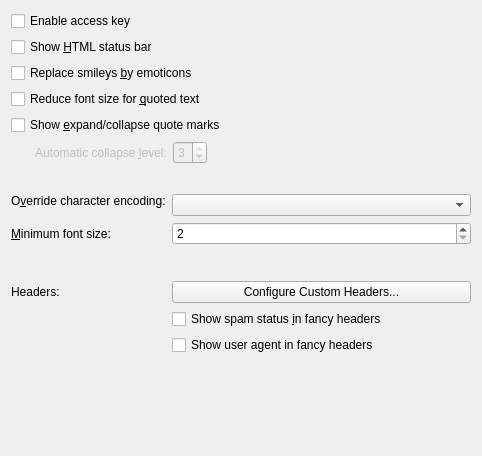
Old version of the form messageviewer/src/ui/settings.ui in the repository KDE/messagelib.
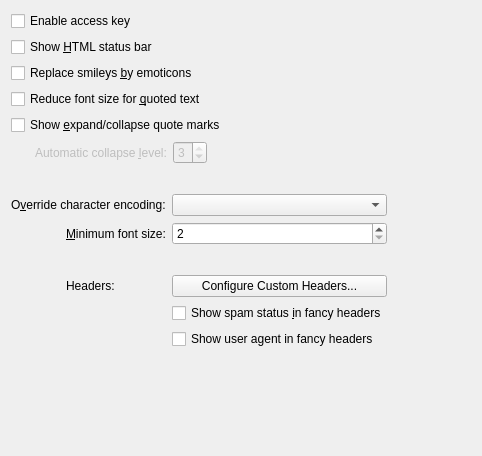
New version of the form. Custom widgets are drawn as their Qt base class.

Commit message: Fix Bug 358845 - Incorrect alignment of string with drop-down list

The edit to the form file:
```diff
--- a/messageviewer/src/ui/settings.ui
+++ b/messageviewer/src/ui/settings.ui
@@ -30,8 +30,70 @@
   <property name="windowTitle">
    <string>Viewer settings</string>
   </property>
-  <layout class="QVBoxLayout" name="verticalLayout_2">
-   <item>
+  <layout class="QGridLayout" name="gridLayout">
+   <item row="1" column="0">
+    <spacer name="verticalSpacer_2">
+     <property name="orientation">
+      <enum>Qt::Vertical</enum>
+     </property>
+     <property name="sizeType">
+      <enum>QSizePolicy::Fixed</enum>
+     </property>
+     <property name="sizeHint" stdset="0">
+      <size>
+       <width>20</width>
+       <height>24</height>
+      </size>
+     </property>
+    </spacer>
+   </item>
+   <item row="2" column="0" colspan="2">
+    <widget class="QLabel" name="label_3">
+     <property name="sizePolicy">
+      <sizepolicy hsizetype="Preferred" vsizetype="Maximum">
+       <horstretch>0</horstretch>
+       <verstretch>0</verstretch>
+      </sizepolicy>
+     </property>
+     <property name="text">
+      <string>O&amp;verride character encoding:</string>
+     </property>
+     <property name="buddy">
+      <cstring>overrideCharacterEncoding</cstring>
+     </property>
+    </widget>
+   </item>
+   <item row="2" column="2">
+    <widget class="KComboBox" name="overrideCharacterEncoding">
+     <property name="sizePolicy">
+      <sizepolicy hsizetype="Preferred" vsizetype="Maximum">
+       <horstretch>0</horstretch>
+       <verstretch>0</verstretch>
+      </sizepolicy>
+     </property>
+    </widget>
+   </item>
+   <item row="3" column="1">
+    <widget class="QLabel" name="label_4">
+     <property name="text">
+      <string>&amp;Minimum font size:</string>
+     </property>
+     <property name="buddy">
+      <cstring>kcfg_MinimumFontSize</cstring>
+     </property>
+    </widget>
+   </item>
+   <item row="3" column="2">
+    <widget class="QSpinBox" name="kcfg_MinimumFontSize">
+     <property name="minimum">
+      <number>2</number>
+     </property>
+     <property name="maximum">
+      <number>30</number>
+     </property>
+    </widget>
+   </item>
+   <item row="0" column="0" colspan="3">
     <layout class="QVBoxLayout" name="verticalLayout">
      <item>
       <widget class="QCheckBox" name="kcfg_AccessKeyEnabled">
@@ -132,71 +194,7 @@
      </item>
     </layout>
    </item>
-   <item>
-    <spacer name="verticalSpacer_2">
-     <property name="orientation">
-      <enum>Qt::Vertical</enum>
-     </property>
-     <property name="sizeType">
-      <enum>QSizePolicy::Fixed</enum>
-     </property>
-     <property name="sizeHint" stdset="0">
-      <size>
-       <width>20</width>
-       <height>24</height>
-      </size>
-     </property>
-    </spacer>
-   </item>
-   <item>
-    <layout class="QFormLayout" name="formLayout">
-     <item row="0" column="0">
-      <widget class="QLabel" name="label_3">
-       <property name="sizePolicy">
-        <sizepolicy hsizetype="Preferred" vsizetype="Maximum">
-         <horstretch>0</horstretch>
-         <verstretch>0</verstretch>
-        </sizepolicy>
-       </property>
-       <property name="text">
-        <string>O&amp;verride character encoding:</string>
-       </property>
-       <property name="buddy">
-        <cstring>overrideCharacterEncoding</cstring>
-       </property>
-      </widget>
-     </item>
-     <item row="0" column="1">
-      <widget class="KComboBox" name="overrideCharacterEncoding">
-       <property name="sizePolicy">
-        <sizepolicy hsizetype="Preferred" vsizetype="Maximum">
-         <horstretch>0</horstretch>
-         <verstretch>0</verstretch>
-        </sizepolicy>
-       </property>
-      </widget>
-     </item>
-     <item row="1" column="0">
-      <widget class="QLabel" name="label_4">
-       <property name="text">
-        <string>&amp;Minimum font size:</string>
-       </property>
-       <property name="buddy">
-        <cstring>kcfg_MinimumFontSize</cstring>
-       </property>
-      </widget>
-     </item>
-     <item row="1" column="1">
-      <widget class="QSpinBox" name="kcfg_MinimumFontSize">
-       <property name="minimum">
-        <number>2</number>
-       </property>
-       <property name="maximum">
-        <number>30</number>
-       </property>
-      </widget>
-     </item>
-     <item row="2" column="1">
+   <item row="4" column="2">
       <spacer name="verticalSpacer_3">
        <property name="orientation">
         <enum>Qt::Vertical</enum>
@@ -212,7 +210,7 @@
        </property>
       </spacer>
      </item>
-     <item row="3" column="0">
+   <item row="5" column="1">
       <widget class="QLabel" name="label">
        <property name="text">
         <string>Headers:</string>
@@ -222,30 +220,28 @@
        </property>
       </widget>
      </item>
-     <item row="3" column="1">
+   <item row="5" column="2">
       <widget class="QPushButton" name="configureCustomHeadersButton">
        <property name="text">
         <string>Configure Custom Headers...</string>
        </property>
       </widget>
      </item>
-     <item row="4" column="1">
+   <item row="6" column="2">
       <widget class="QCheckBox" name="kcfg_showSpamStatus">
        <property name="text">
         <string>Show spam status &amp;in fancy headers</string>
        </property>
       </widget>
      </item>
-     <item row="5" column="1">
+   <item row="7" column="2">
       <widget class="QCheckBox" name="kcfg_ShowUserAgent">
        <property name="text">
         <string>Show user agent in fancy headers</string>
        </property>
       </widget>
      </item>
-    </layout>
-   </item>
-   <item>
+   <item row="8" column="0" colspan="3">
     <spacer name="verticalSpacer">
      <property name="orientation">
       <enum>Qt::Vertical</enum>
@@ -258,6 +254,19 @@
      </property>
     </spacer>
    </item>
+   <item row="3" column="3">
+    <spacer name="horizontalSpacer_3">
+     <property name="orientation">
+      <enum>Qt::Horizontal</enum>
+     </property>
+     <property name="sizeHint" stdset="0">
+      <size>
+       <width>40</width>
+       <height>20</height>
+      </size>
+     </property>
+    </spacer>
+   </item>
   </layout>
  </widget>
  <customwidgets>
```
Lines whose indentation alone changed are shown as unchanged.
